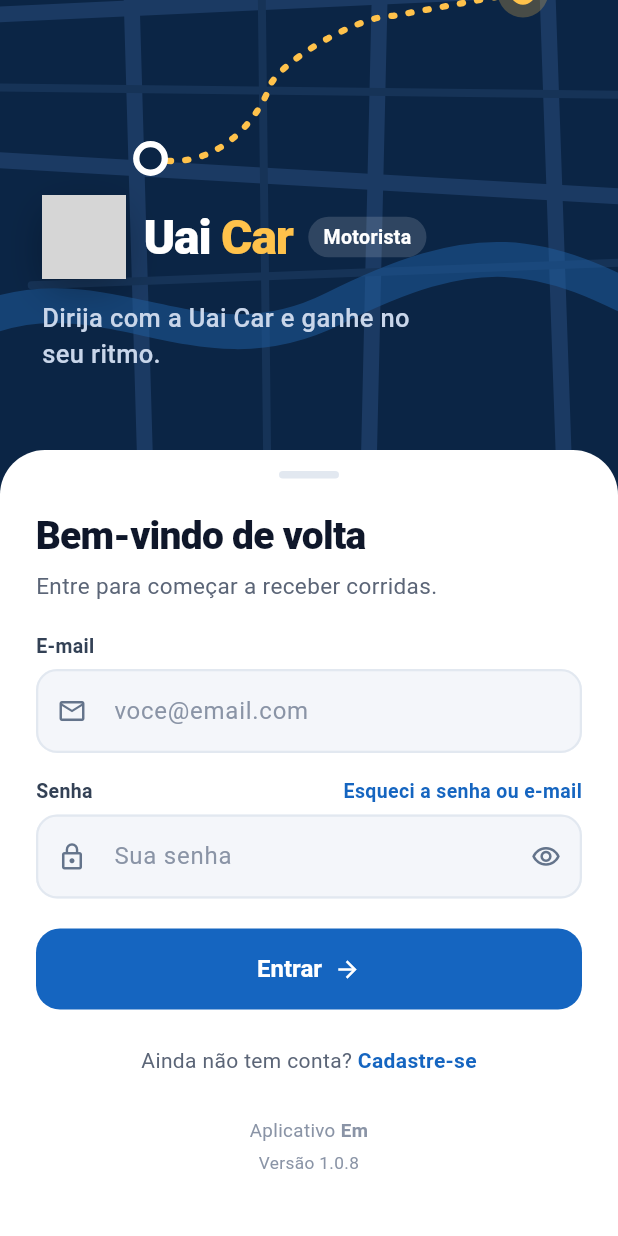
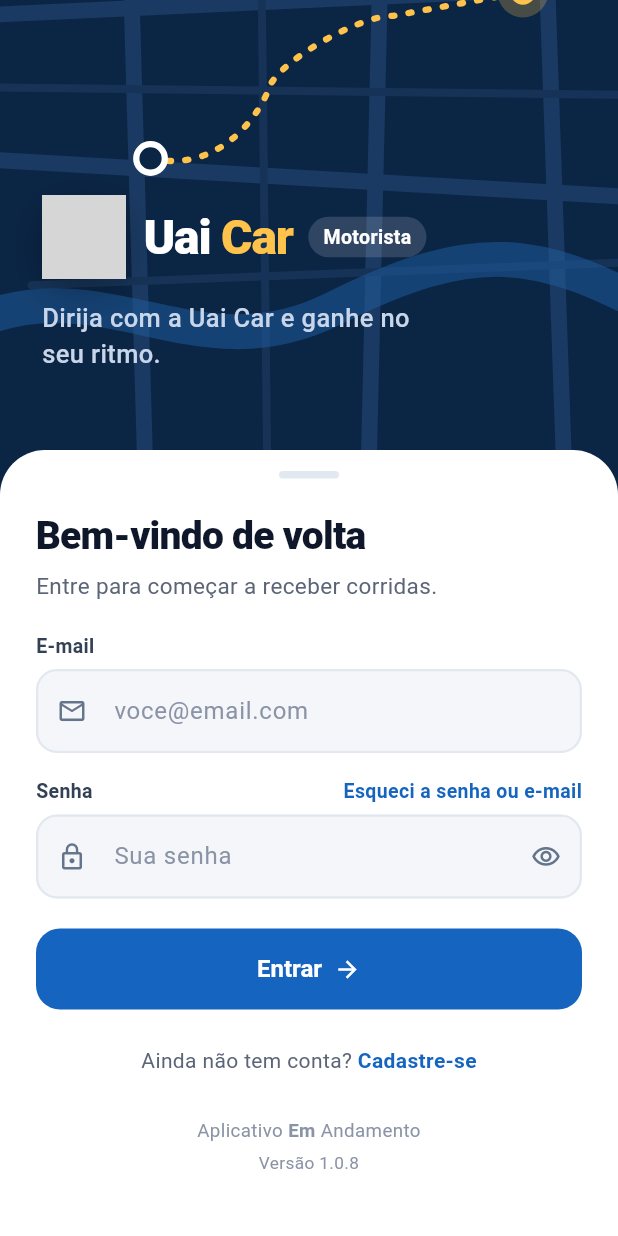
Before and after one commit to XProzzinho/PiraCarMotorista, a Flutter app: the screen it shows after launch, on a phone screen of 412 x 824 dp. Run offline on Flutter 3.47's test engine with Material 3 defaults, Android fonts, the phone set to English and light mode, and no system bars; our stand-ins replace audioplayers, cloud_firestore, firebase_auth, firebase_core, flutter_local_notifications, geocoding and 4 more; accounts and stored records are empty; grey boxes are pictures that could not be loaded.

Commit message:
Corrige aspas no texto de créditos e versão 1.0.8

```diff
--- a/lib/creditos.dart
+++ b/lib/creditos.dart
@@ -2,7 +2,7 @@
 import 'package:flutter/material.dart';
 import 'package:url_launcher/url_launcher.dart';
 
-const textoCreditosPadrao = 'Aplicativo em andamento;
+const textoCreditosPadrao = 'Aplicativo em andamento';
 
 /// Texto do rodapé da tela de entrada. O admin pode trocar em
 /// Administração (config/app.creditos). Sem internet, mostra o padrão.
@@ -27,7 +27,7 @@
               TextSpan(
                   text: 'Em ',
                   style: TextStyle(fontWeight: FontWeight.w700)),
-              TextSpan(text: '  Andamento),
+              TextSpan(text: 'Andamento'),
             ],
           ),
           textAlign: TextAlign.center,
--- a/pubspec.yaml
+++ b/pubspec.yaml
@@ -1,7 +1,7 @@
 name: piracar_motorista
 description: PiraCar - app do motorista
 publish_to: none
-version: 1.0.7+6
+version: 1.0.8+7
 
 environment:
   sdk: ">=3.3.0 <4.0.0"
```
